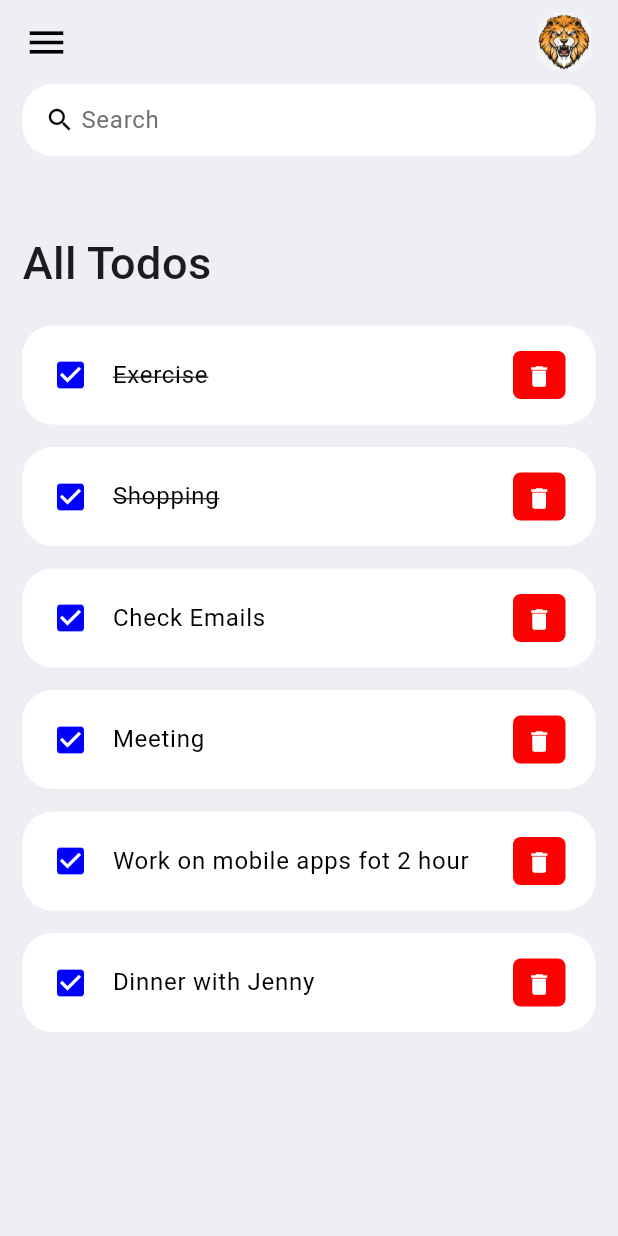
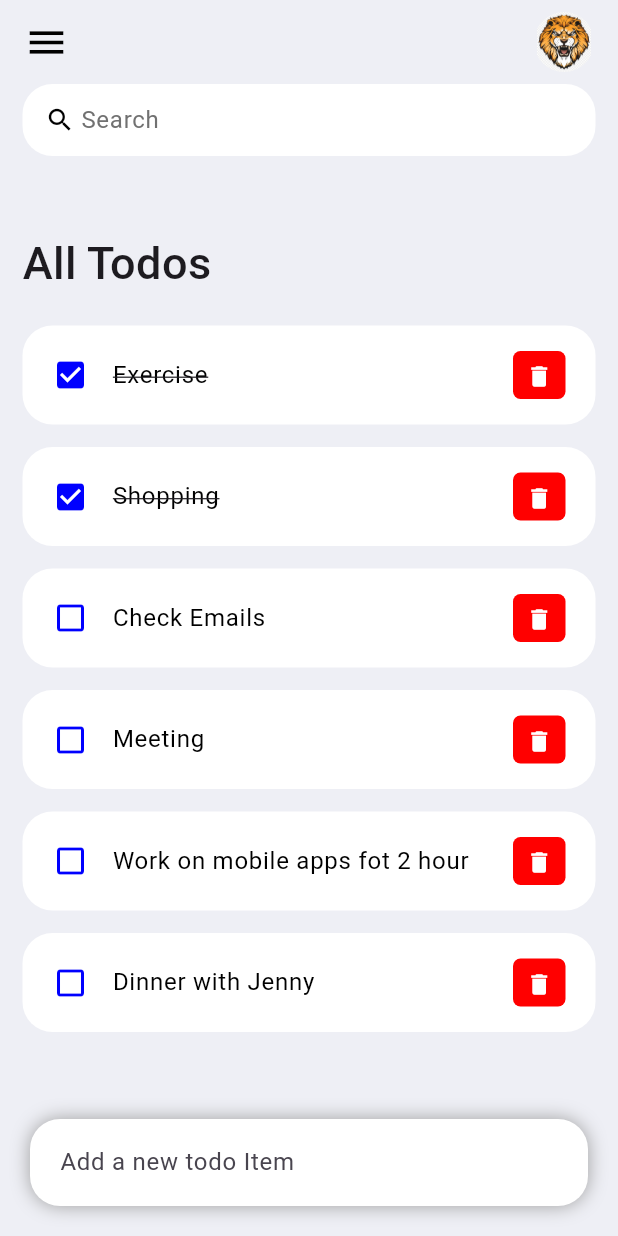
Before and after one commit to marcinherman/ToDoList, a Flutter app: the screen it shows after launch, on a phone screen of 412 x 824 dp. Run offline on Flutter 3.47's test engine with Material 3 defaults, Android fonts, the phone set to English and light mode, and no system bars; generated files the repository leaves out were written again.

Commit message:
in progress

```diff
--- a/to_todo_list/lib/screens/home.dart
+++ b/to_todo_list/lib/screens/home.dart
@@ -1,4 +1,6 @@
 import 'package:flutter/material.dart';
+import 'package:flutter/services.dart';
+import 'package:flutter/widgets.dart';
 import 'package:to_todo_list/constants/colors.dart';
 import 'package:to_todo_list/models/todo.dart';
 import 'package:to_todo_list/widgets/todo_item.dart';
@@ -13,7 +15,9 @@
     return Scaffold(
       backgroundColor: tdBGColor,
       appBar: _buildAppBar(),
-      body: Container(
+      body: Stack(
+        children: [
+          Container(
             padding: const EdgeInsets.symmetric(horizontal: 15),
             child: Column(
               children: [
@@ -28,8 +32,8 @@
                         ),
                         child: const Text(
                           'All Todos',
-                      style:
-                          TextStyle(fontSize: 30, fontWeight: FontWeight.w500),
+                          style: TextStyle(
+                              fontSize: 30, fontWeight: FontWeight.w500),
                         ),
                       ),
                       for (ToDo todoo in todosList)
@@ -41,6 +45,44 @@
                 )
               ],
             ),
+          ),
+          Align(
+            alignment: Alignment.bottomCenter,
+            child: Row(
+              children: [
+                Expanded(
+                  child: Container(
+                    margin: const EdgeInsets.only(
+                      bottom: 20,
+                      right: 20,
+                      left: 20,
+                    ),
+                    padding:
+                        const EdgeInsets.symmetric(horizontal: 20, vertical: 5),
+                    decoration: BoxDecoration(
+                      color: Colors.white,
+                      boxShadow: const [
+                        BoxShadow(
+                          color: Colors.grey,
+                          offset: Offset(0.0, 0.0),
+                          blurRadius: 10.0,
+                          spreadRadius: 0.0,
+                        ),
+                      ],
+                      borderRadius: BorderRadius.circular(20),
+                    ),
+                    child: const TextField(
+                      decoration: InputDecoration(
+                        hintText: 'Add a new todo Item',
+                        border: InputBorder.none,
+                      ),
+                    ),
+                  ),
+                ),
+              ],
+            ),
+          )
+        ],
       ),
     );
   }
--- a/to_todo_list/lib/widgets/todo_item.dart
+++ b/to_todo_list/lib/widgets/todo_item.dart
@@ -4,7 +4,7 @@
 
 class TodoItem extends StatelessWidget {
   final ToDo todo;
-  const TodoItem({Key? key, required this.todo}) : super(key: key);
+  const TodoItem({super.key, required this.todo});
 
   @override
   Widget build(BuildContext context) {
@@ -17,8 +17,8 @@
         shape: RoundedRectangleBorder(borderRadius: BorderRadius.circular(20)),
         contentPadding: const EdgeInsets.symmetric(horizontal: 20, vertical: 5),
         tileColor: Colors.white,
-        leading: const Icon(
-          Icons.check_box,
+        leading: Icon(
+          todo.isDone ? Icons.check_box : Icons.check_box_outline_blank,
           color: tdBlue,
         ),
         title: Text(
```
Lines whose indentation alone changed are shown as unchanged.
